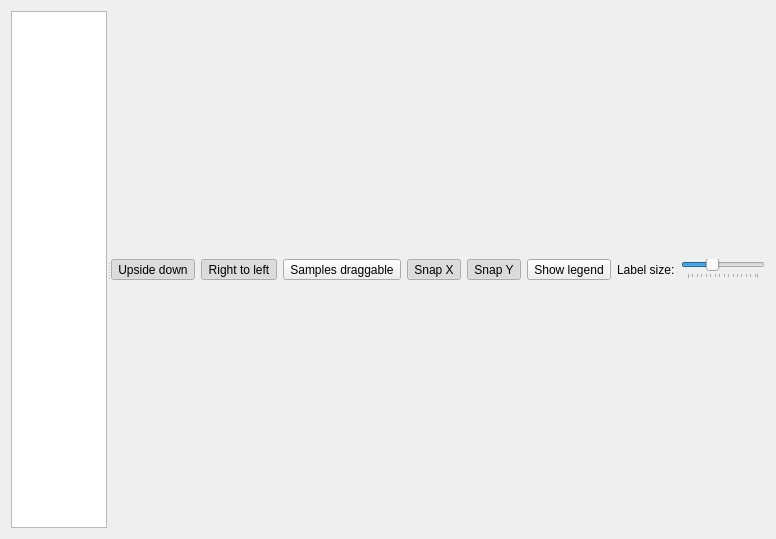
awacha/cct, file cct/qtgui/tools/samplepositioncheck/samplepositionchecker.ui: the form before one commit.
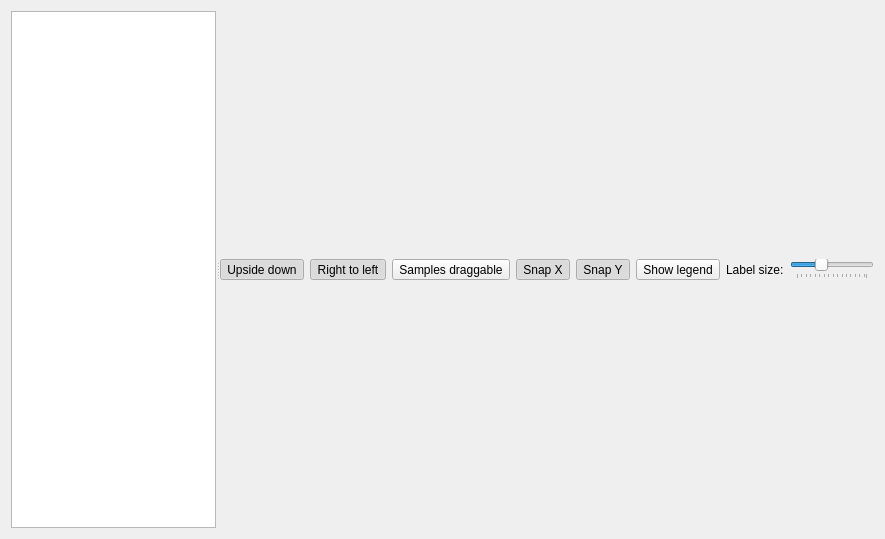
The form after the commit. Icons and pictures are not drawn.

Commit message: UI improvements in scangraph and sample position checker

What changed in the file:
```diff
--- a/cct/qtgui/tools/samplepositioncheck/samplepositionchecker.ui
+++ b/cct/qtgui/tools/samplepositioncheck/samplepositionchecker.ui
@@ -6,7 +6,7 @@
    <rect>
     <x>0</x>
     <y>0</y>
-    <width>730</width>
+    <width>885</width>
     <height>539</height>
    </rect>
   </property>
@@ -45,18 +45,6 @@
         <verstretch>0</verstretch>
        </sizepolicy>
       </property>
-      <property name="minimumSize">
-       <size>
-        <width>80</width>
-        <height>0</height>
-       </size>
-      </property>
-      <property name="maximumSize">
-       <size>
-        <width>200</width>
-        <height>16777215</height>
-       </size>
-      </property>
       <property name="horizontalScrollBarPolicy">
        <enum>Qt::ScrollBarAlwaysOff</enum>
       </property>
```
Left out of the diff: 3 changed lines with no effect on the pictures. The commit also changes 2 other files.
